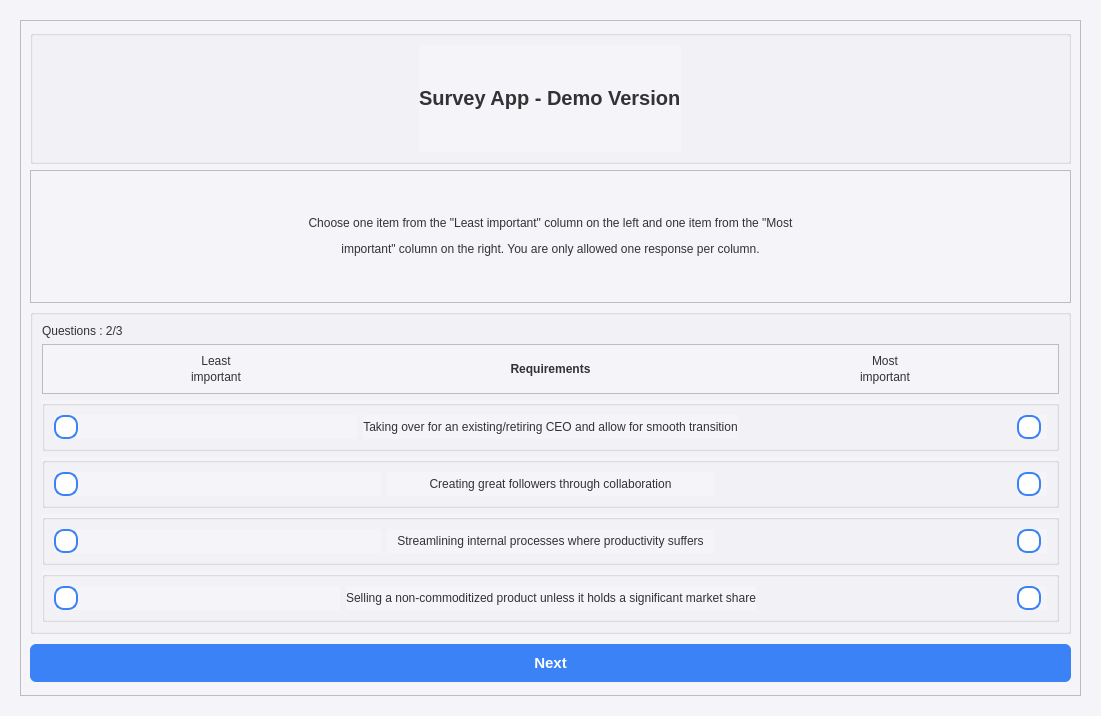
This is form_light.ui in AsciiNomads/maxdiff as Qt 5 draws it before an edit. The edited form follows.
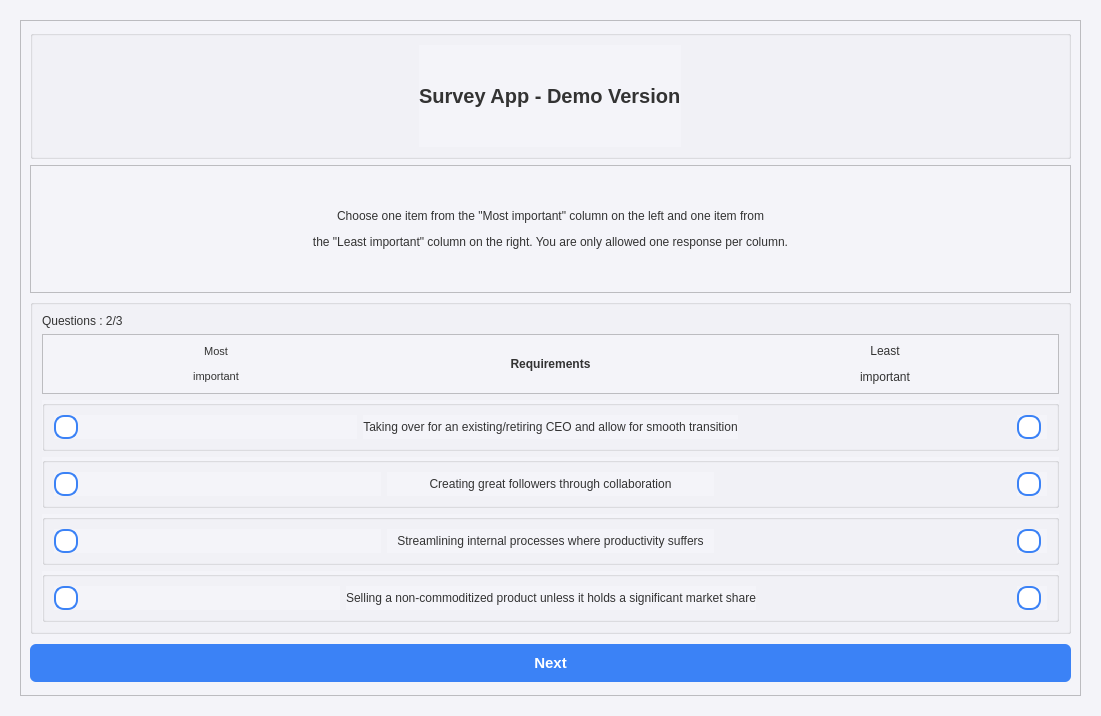
This is the edited form.

Commit message: move least and most in survay widget

Diff of the .ui file:
```diff
--- a/form_light.ui
+++ b/form_light.ui
@@ -133,7 +133,7 @@
                <enum>Qt::LayoutDirection::LeftToRight</enum>
               </property>
               <property name="text">
-               <string>&lt;html&gt;&lt;head/&gt;&lt;body&gt;&lt;p&gt;Choose one item from the &amp;quot;Least important&amp;quot; column on the left and one item from the &amp;quot;Most&lt;/p&gt;&lt;p&gt; important&amp;quot; column on the right. You are only allowed one response per column.&lt;/p&gt;&lt;/body&gt;&lt;/html&gt;</string>
+               <string>&lt;html&gt;&lt;head/&gt;&lt;body&gt;&lt;p&gt;Choose one item from the &amp;quot;Most important&amp;quot; column on the left and one item from&lt;/p&gt;&lt;p&gt;the &amp;quot;Least important&amp;quot; column on the right. You are only allowed one response per column.&lt;/p&gt;&lt;/body&gt;&lt;/html&gt;</string>
               </property>
               <property name="alignment">
                <set>Qt::AlignmentFlag::AlignCenter</set>
@@ -174,7 +174,7 @@
                <item>
                 <widget class="QLabel" name="LeastImportant_L">
                  <property name="text">
-                  <string>&lt;html&gt;&lt;head/&gt;&lt;body&gt;&lt;p align=&quot;center&quot; style=&quot;line-height: 0.25;&quot;&gt;Least&lt;/p&gt;&lt;p align=&quot;center&quot;&gt;important&lt;/p&gt;&lt;/body&gt;&lt;/html&gt;</string>
+                  <string>&lt;html&gt;&lt;head/&gt;&lt;body&gt;&lt;p align=&quot;center&quot;&gt;&lt;span style=&quot; font-size:8pt;&quot;&gt;Most&lt;/span&gt;&lt;/p&gt;&lt;p align=&quot;center&quot;&gt;&lt;span style=&quot; font-size:8pt;&quot;&gt;important&lt;/span&gt;&lt;/p&gt;&lt;/body&gt;&lt;/html&gt;</string>
                  </property>
                 </widget>
                </item>
@@ -188,7 +188,7 @@
                <item>
                 <widget class="QLabel" name="MostImportant_L">
                  <property name="text">
-                  <string>&lt;html&gt;&lt;head/&gt;&lt;body&gt;&lt;p align=&quot;center&quot; style=&quot;line-height: 0.25;&quot;&gt;Most&lt;/p&gt;&lt;p align=&quot;center&quot;&gt;important&lt;/p&gt;&lt;/body&gt;&lt;/html&gt;</string>
+                  <string>&lt;html&gt;&lt;head/&gt;&lt;body&gt;&lt;p align=&quot;center&quot;&gt;Least&lt;/p&gt;&lt;p align=&quot;center&quot;&gt;important&lt;/p&gt;&lt;/body&gt;&lt;/html&gt;</string>
                  </property>
                 </widget>
                </item>
```
The commit also changes 1 other file.
